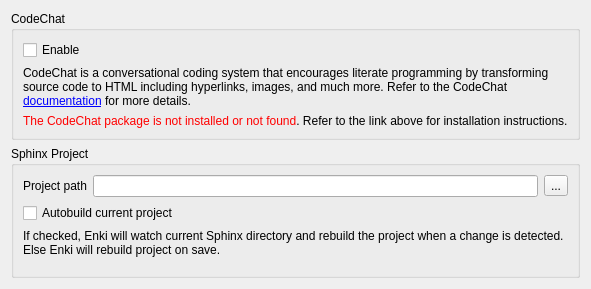
Qt form enki/plugins/preview/Settings.ui (andreikop/enki) before a commit.
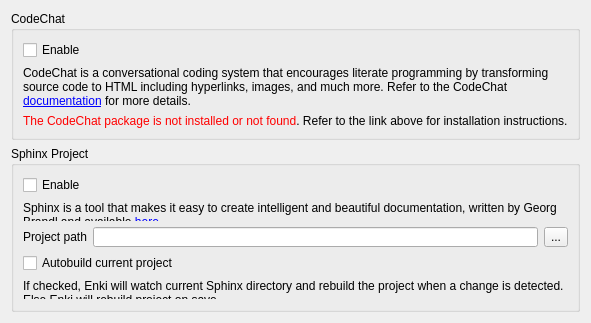
The same form after that commit.

Commit message: Fix: Change all cbEnable to cbCodeChatEnable. Add: Continue building sphinx setting GUI

The edit to the form file:
```diff
--- a/enki/plugins/preview/Settings.ui
+++ b/enki/plugins/preview/Settings.ui
@@ -6,8 +6,8 @@
    <rect>
     <x>0</x>
     <y>0</y>
-    <width>501</width>
-    <height>289</height>
+    <width>505</width>
+    <height>323</height>
    </rect>
   </property>
   <property name="windowTitle">
@@ -62,6 +62,32 @@
       <string>Sphinx Project</string>
      </property>
      <layout class="QVBoxLayout" name="verticalLayout_3">
+      <item>
+       <widget class="QCheckBox" name="cbSphinxEnable">
+        <property name="text">
+         <string>Enable</string>
+        </property>
+        <property name="checkable">
+         <bool>true</bool>
+        </property>
+        <property name="checked">
+         <bool>false</bool>
+        </property>
+       </widget>
+      </item>
+      <item>
+       <widget class="QLabel" name="label_4">
+        <property name="text">
+         <string>&lt;html&gt;&lt;head/&gt;&lt;body&gt;&lt;p&gt;Sphinx is a tool that makes it easy to create intelligent and beautiful documentation, written by Georg Brandl and available &lt;a href=&quot;http://http://sphinx-doc.org/&quot;&gt;&lt;span style=&quot; text-decoration: underline; color:#0000ff;&quot;&gt;here&lt;/span&gt;&lt;/a&gt;.&lt;/p&gt;&lt;/body&gt;&lt;/html&gt;</string>
+        </property>
+        <property name="wordWrap">
+         <bool>true</bool>
+        </property>
+        <property name="openExternalLinks">
+         <bool>true</bool>
+        </property>
+       </widget>
+      </item>
       <item>
        <layout class="QHBoxLayout" name="horizontalLayout">
         <item>
```
Left out of the diff: 2 changed lines with no effect on the pictures. The commit also changes 3 other files.
